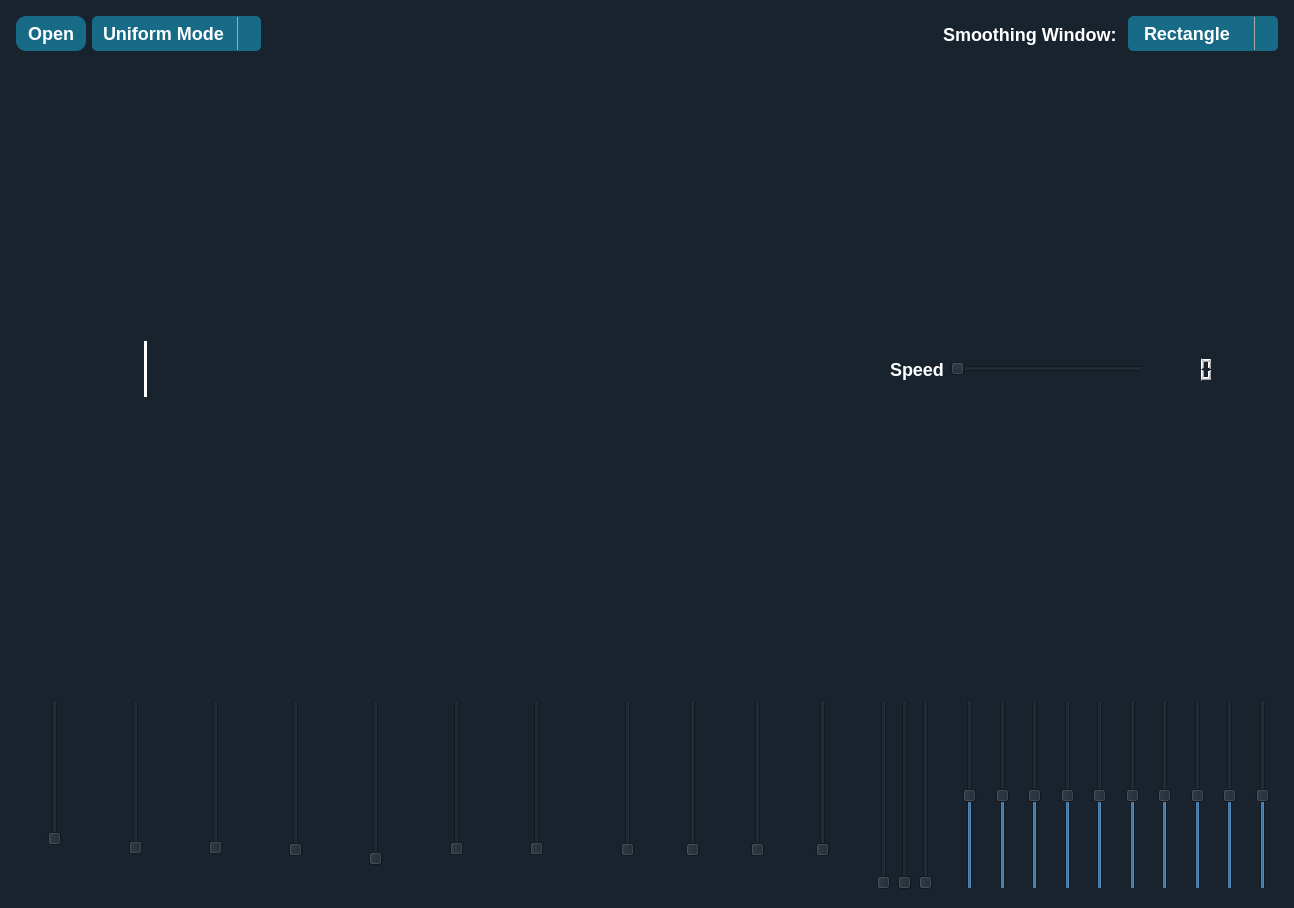
Old version of the form main.ui in the repository omarshaban02/Equalizer.
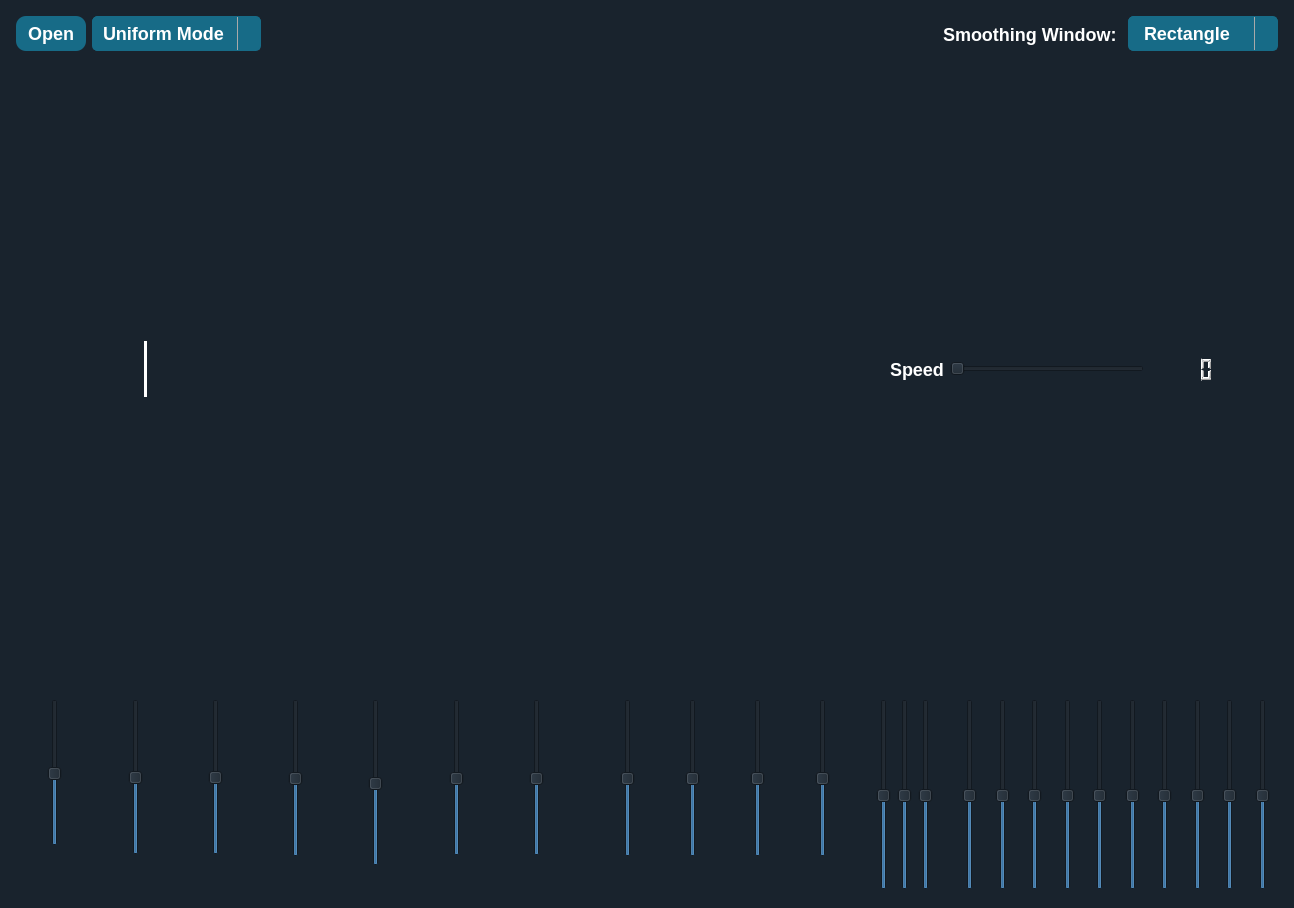
New version of the form. Icons and pictures are not drawn.

Patch:
```diff
--- a/main.ui
+++ b/main.ui
@@ -1077,12 +1077,18 @@
                 <property name="cursor">
                  <cursorShape>OpenHandCursor</cursorShape>
                 </property>
+                <property name="minimum">
+                 <number>1</number>
+                </property>
                 <property name="maximum">
-                 <number>10</number>
+                 <number>100</number>
                 </property>
                 <property name="pageStep">
                  <number>1</number>
                 </property>
+                <property name="value">
+                 <number>50</number>
+                </property>
                 <property name="orientation">
                  <enum>Qt::Vertical</enum>
                 </property>
@@ -1174,12 +1180,18 @@
                 <property name="cursor">
                  <cursorShape>OpenHandCursor</cursorShape>
                 </property>
+                <property name="minimum">
+                 <number>1</number>
+                </property>
                 <property name="maximum">
-                 <number>10</number>
+                 <number>100</number>
                 </property>
                 <property name="pageStep">
                  <number>1</number>
                 </property>
+                <property name="value">
+                 <number>50</number>
+                </property>
                 <property name="orientation">
                  <enum>Qt::Vertical</enum>
                 </property>
@@ -1256,12 +1268,18 @@
                 <property name="cursor">
                  <cursorShape>OpenHandCursor</cursorShape>
                 </property>
+                <property name="minimum">
+                 <number>1</number>
+                </property>
                 <property name="maximum">
-                 <number>10</number>
+                 <number>100</number>
                 </property>
                 <property name="pageStep">
                  <number>1</number>
                 </property>
+                <property name="value">
+                 <number>50</number>
+                </property>
                 <property name="orientation">
                  <enum>Qt::Vertical</enum>
                 </property>
@@ -1335,12 +1353,18 @@
                 <property name="cursor">
                  <cursorShape>OpenHandCursor</cursorShape>
                 </property>
+                <property name="minimum">
+                 <number>1</number>
+                </property>
                 <property name="maximum">
-                 <number>10</number>
+                 <number>100</number>
                 </property>
                 <property name="pageStep">
                  <number>1</number>
                 </property>
+                <property name="value">
+                 <number>50</number>
+                </property>
                 <property name="orientation">
                  <enum>Qt::Vertical</enum>
                 </property>
@@ -1417,12 +1441,18 @@
                 <property name="cursor">
                  <cursorShape>OpenHandCursor</cursorShape>
                 </property>
+                <property name="minimum">
+                 <number>1</number>
+                </property>
                 <property name="maximum">
-                 <number>10</number>
+                 <number>100</number>
                 </property>
                 <property name="pageStep">
                  <number>1</number>
                 </property>
+                <property name="value">
+                 <number>50</number>
+                </property>
                 <property name="orientation">
                  <enum>Qt::Vertical</enum>
                 </property>
@@ -1508,12 +1538,18 @@
                 <property name="cursor">
                  <cursorShape>OpenHandCursor</cursorShape>
                 </property>
+                <property name="minimum">
+                 <number>1</number>
+                </property>
                 <property name="maximum">
-                 <number>10</number>
+                 <number>100</number>
                 </property>
                 <property name="pageStep">
                  <number>1</number>
                 </property>
+                <property name="value">
+                 <number>50</number>
+                </property>
                 <property name="orientation">
                  <enum>Qt::Vertical</enum>
                 </property>
@@ -1587,6 +1623,15 @@
                 <property name="cursor">
                  <cursorShape>OpenHandCursor</cursorShape>
                 </property>
+                <property name="minimum">
+                 <number>1</number>
+                </property>
+                <property name="maximum">
+                 <number>100</number>
+                </property>
+                <property name="value">
+                 <number>50</number>
+                </property>
                 <property name="orientation">
                  <enum>Qt::Vertical</enum>
                 </property>
@@ -1684,12 +1729,18 @@
                 <property name="cursor">
                  <cursorShape>OpenHandCursor</cursorShape>
                 </property>
+                <property name="minimum">
+                 <number>1</number>
+                </property>
                 <property name="maximum">
-                 <number>10</number>
+                 <number>100</number>
                 </property>
                 <property name="pageStep">
                  <number>1</number>
                 </property>
+                <property name="value">
+                 <number>50</number>
+                </property>
                 <property name="orientation">
                  <enum>Qt::Vertical</enum>
                 </property>
@@ -1760,12 +1811,18 @@
                 <property name="cursor">
                  <cursorShape>OpenHandCursor</cursorShape>
                 </property>
+                <property name="minimum">
+                 <number>1</number>
+                </property>
                 <property name="maximum">
-                 <number>10</number>
+                 <number>100</number>
                 </property>
                 <property name="pageStep">
                  <number>1</number>
                 </property>
+                <property name="value">
+                 <number>50</number>
+                </property>
                 <property name="orientation">
                  <enum>Qt::Vertical</enum>
                 </property>
@@ -1836,12 +1893,18 @@
                 <property name="cursor">
                  <cursorShape>OpenHandCursor</cursorShape>
                 </property>
+                <property name="minimum">
+                 <number>1</number>
+                </property>
                 <property name="maximum">
-                 <number>10</number>
+                 <number>100</number>
                 </property>
                 <property name="pageStep">
                  <number>1</number>
                 </property>
+                <property name="value">
+                 <number>50</number>
+                </property>
                 <property name="orientation">
                  <enum>Qt::Vertical</enum>
                 </property>
@@ -1912,12 +1975,18 @@
                 <property name="cursor">
                  <cursorShape>OpenHandCursor</cursorShape>
                 </property>
+                <property name="minimum">
+                 <number>1</number>
+                </property>
                 <property name="maximum">
-                 <number>10</number>
+                 <number>100</number>
                 </property>
                 <property name="pageStep">
                  <number>1</number>
                 </property>
+                <property name="value">
+                 <number>50</number>
+                </property>
                 <property name="orientation">
                  <enum>Qt::Vertical</enum>
                 </property>
@@ -1995,12 +2064,18 @@
             <property name="cursor">
              <cursorShape>OpenHandCursor</cursorShape>
             </property>
+            <property name="minimum">
+             <number>1</number>
+            </property>
             <property name="maximum">
-             <number>10</number>
+             <number>100</number>
             </property>
             <property name="pageStep">
              <number>1</number>
             </property>
+            <property name="value">
+             <number>50</number>
+            </property>
             <property name="orientation">
              <enum>Qt::Vertical</enum>
             </property>
@@ -2011,12 +2086,18 @@
             <property name="cursor">
              <cursorShape>OpenHandCursor</cursorShape>
             </property>
+            <property name="minimum">
+             <number>1</number>
+            </property>
             <property name="maximum">
-             <number>10</number>
+             <number>100</number>
             </property>
             <property name="pageStep">
              <number>1</number>
             </property>
+            <property name="value">
+             <number>50</number>
+            </property>
             <property name="orientation">
              <enum>Qt::Vertical</enum>
             </property>
@@ -2027,6 +2108,15 @@
             <property name="cursor">
              <cursorShape>OpenHandCursor</cursorShape>
             </property>
+            <property name="minimum">
+             <number>1</number>
+            </property>
+            <property name="maximum">
+             <number>100</number>
+            </property>
+            <property name="value">
+             <number>50</number>
+            </property>
             <property name="orientation">
              <enum>Qt::Vertical</enum>
             </property>
```
Left out of the diff: 3 changed lines with no effect on the pictures.
